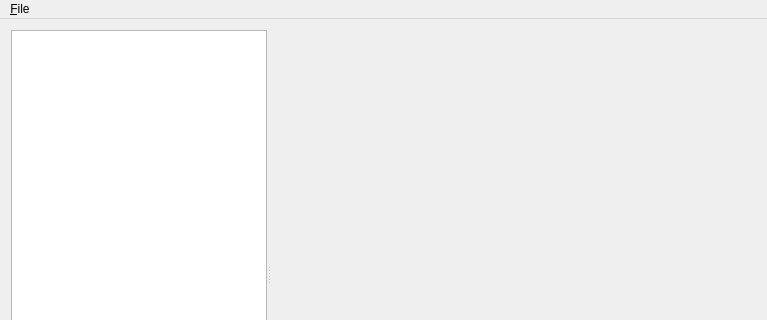
First picture: the form in mainwindow.ui, repository phpbb/modx_editor, before the edit; both pictures show x 0 to 767 and y 0 to 320 of the 767 by 551 pixel window.
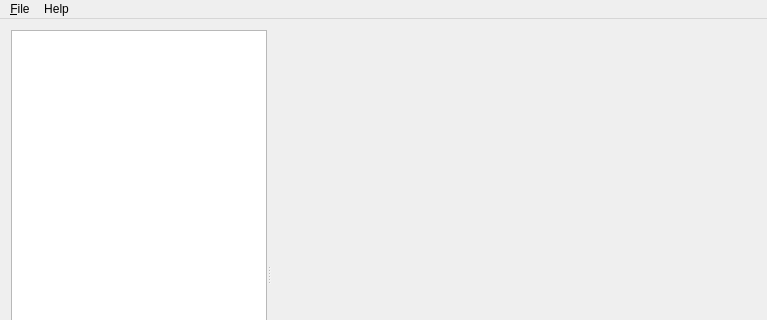
Second picture: the form after the edit.

Commit message: - Added About dialog & license information - Use fixed-width fonts for SQL & Find/Replace fields - Cleanup

```diff
--- a/mainwindow.ui
+++ b/mainwindow.ui
@@ -59,7 +59,7 @@
      <x>0</x>
      <y>0</y>
      <width>767</width>
-     <height>21</height>
+     <height>22</height>
     </rect>
    </property>
    <widget class="QMenu" name="menuFile">
@@ -73,7 +73,14 @@
     <addaction name="separator"/>
     <addaction name="actionQuit"/>
    </widget>
+   <widget class="QMenu" name="menuAbout">
+    <property name="title">
+     <string>Help</string>
+    </property>
+    <addaction name="actionAbout"/>
+   </widget>
    <addaction name="menuFile"/>
+   <addaction name="menuAbout"/>
   </widget>
   <widget class="QStatusBar" name="statusBar"/>
   <action name="actionOpen">
```
Left out of the diff: 9 changed lines with no effect on the pictures. The commit also changes 11 other files.
